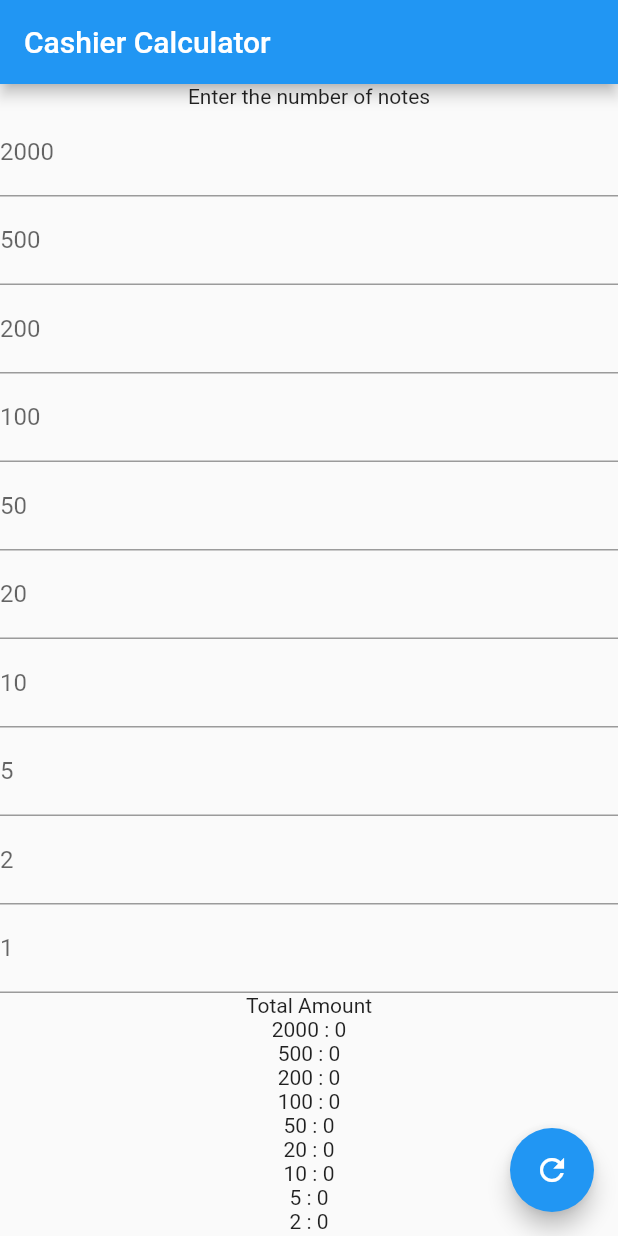
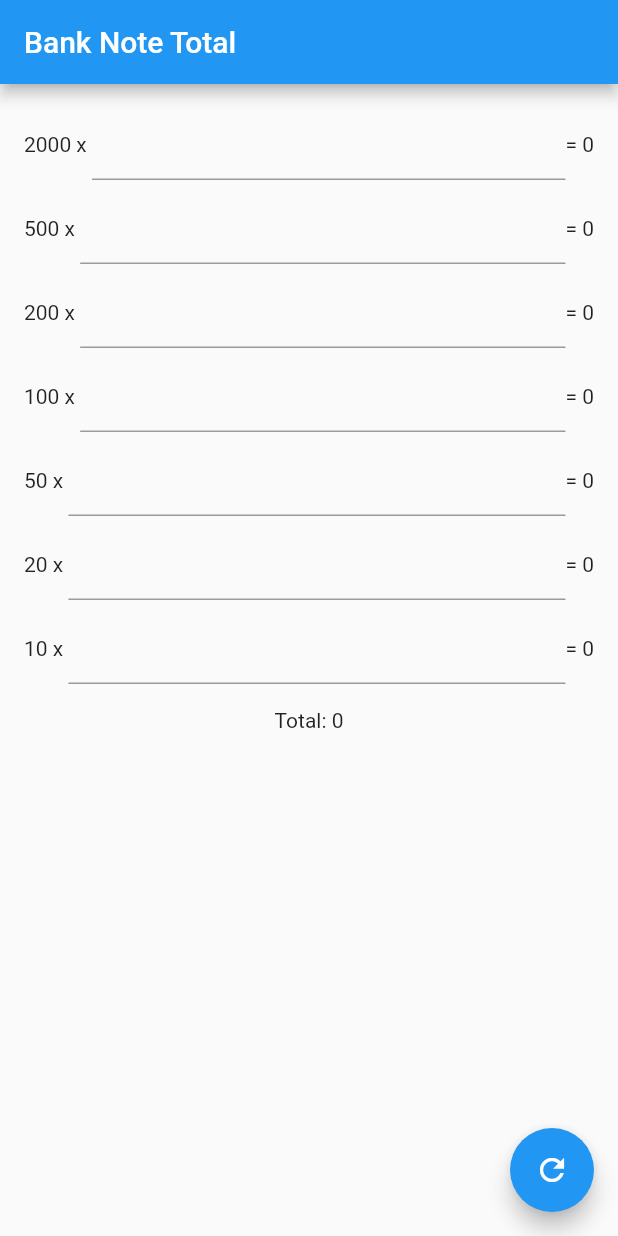
Before and after one commit to pardeep2690/tip_calculator, a Flutter app: the screen it shows after launch, after a tap on the "refresh" icon, on a phone screen of 412 x 824 dp. Run offline on Flutter 3.47's test engine with Material 2 defaults, Android fonts, the phone set to English and light mode, and no system bars.

Commit message:
some modofications

```diff
--- a/lib/main.dart
+++ b/lib/main.dart
@@ -1,4 +1,4 @@
-// ignore_for_file: non_constant_identifier_names
+// ignore_for_file: non_constant_identifier_names, library_private_types_in_public_api
 
 import 'package:flutter/material.dart';
 
@@ -6,232 +6,209 @@ void main() {
   runApp(MyApp());
 }
 
-class MyApp extends StatelessWidget {
+class MyApp extends StatefulWidget {
+  @override
+  _MyAppState createState() => _MyAppState();
+}
+
+class _MyAppState extends State<MyApp> {
+  int _total = 0;
+  final _2000Controller = TextEditingController();
+  final _500Controller = TextEditingController();
+  final _200Controller = TextEditingController();
+  final _100Controller = TextEditingController();
+  final _50Controller = TextEditingController();
+  final _20Controller = TextEditingController();
+  final _10Controller = TextEditingController();
+
+  void _refresh() {
+    setState(() {
+      _total = 0;
+      _2000Controller.clear();
+      _500Controller.clear();
+      _200Controller.clear();
+      _100Controller.clear();
+      _50Controller.clear();
+      _20Controller.clear();
+      _10Controller.clear();
+    });
+  }
+
+  void _updateTotal() {
+    setState(() {
+      _total = 0;
+      if (_2000Controller.text.isNotEmpty) {
+        _total += 2000 * int.parse(_2000Controller.text);
+      }
+      if (_500Controller.text.isNotEmpty) {
+        _total += 500 * int.parse(_500Controller.text);
+      }
+      if (_200Controller.text.isNotEmpty) {
+        _total += 200 * int.parse(_200Controller.text);
+      }
+      if (_100Controller.text.isNotEmpty) {
+        _total += 100 * int.parse(_100Controller.text);
+      }
+      if (_50Controller.text.isNotEmpty) {
+        _total += 50 * int.parse(_50Controller.text);
+      }
+      if (_20Controller.text.isNotEmpty) {
+        _total += 20 * int.parse(_20Controller.text);
+      }
+      if (_10Controller.text.isNotEmpty) {
+        _total += 10 * int.parse(_10Controller.text);
+      }
+    });
+  }
+
   @override
   Widget build(BuildContext context) {
     return MaterialApp(
-      title: 'Cashier Calculator',
-      theme: ThemeData(
-        primarySwatch: Colors.blue,
-        visualDensity: VisualDensity.adaptivePlatformDensity,
-      ),
-      home: CashierCalculator(),
-    );
-  }
-}
-
-class CashierCalculator extends StatefulWidget {
-  @override
-  _CashierCalculatorState createState() => _CashierCalculatorState();
-}
-
-class _CashierCalculatorState extends State<CashierCalculator> {
-  // ignore: non_constant_identifier_names
-  int _2000notes = 0;
-  int _500notes = 0;
-  int _200notes = 0;
-  int _100notes = 0;
-  int _50notes = 0;
-  int _20notes = 0;
-  int _10notes = 0;
-  int _5notes = 0;
-  int _2notes = 0;
-  int _1notes = 0;
-
-  @override
-  Widget build(BuildContext context) {
-    return Scaffold(
-      resizeToAvoidBottomInset: false,
+      home: Scaffold(
         appBar: AppBar(
-        title: const Text('Cashier Calculator'),
+          title: const Text('Bank Note Total'),
         ),
         body: SingleChildScrollView(
+          child: Padding(
+            padding: const EdgeInsets.all(16.0),
             child: Column(
+              mainAxisAlignment: MainAxisAlignment.center,
               children: [
-            const Text('Enter the number of notes'),
-            TextField(
-              keyboardType: TextInputType.number,
-              onChanged: (value) {
-                setState(() {
-                  _2000notes = int.parse(value);
-                });
-              },
-              decoration: const InputDecoration(labelText: '2000'),
-            ),
-            TextField(
-              keyboardType: TextInputType.number,
-              onChanged: (value) {
-                setState(() {
-                  _500notes = int.parse(value);
-                });
-              },
-              decoration: const InputDecoration(labelText: '500'),
-            ),
-            TextField(
-              keyboardType: TextInputType.number,
-              onChanged: (value) {
-                setState(() {
-                  _200notes = int.parse(value);
-                });
-              },
-              decoration: const InputDecoration(labelText: '200'),
-            ),
-            TextField(
-              keyboardType: TextInputType.number,
-              onChanged: (value) {
-                setState(() {
-                  _100notes = int.parse(value);
-                });
-              },
-              decoration: const InputDecoration(labelText: '100'),
-            ),
-            TextField(
-              keyboardType: TextInputType.number,
-              onChanged: (value) {
-                setState(() {
-                  _50notes = int.parse(value);
-                });
-              },
-              decoration: const InputDecoration(labelText: '50'),
-            ),
-            TextField(
-              keyboardType: TextInputType.number,
-              onChanged: (value) {
-                setState(() {
-                  _20notes = int.parse(value);
-                });
-              },
-              decoration: const InputDecoration(labelText: '20'),
-            ),
-            TextField(
-              keyboardType: TextInputType.number,
-              onChanged: (value) {
-                setState(() {
-                  _10notes = int.parse(value);
-                });
-              },
-              decoration: const InputDecoration(labelText: '10'),
-            ),
-            TextField(
-              keyboardType: TextInputType.number,
-              onChanged: (value) {
-                setState(() {
-                  _5notes = int.parse(value);
-                });
-              },
-              decoration: const InputDecoration(labelText: '5'),
-            ),
-            TextField(
-              keyboardType: TextInputType.number,
-              onChanged: (value) {
-                setState(() {
-                  _2notes = int.parse(value);
-                });
-              },
-              decoration: const InputDecoration(labelText: '2'),
-            ),
-            TextField(
-              keyboardType: TextInputType.number,
-              onChanged: (value) {
-                setState(() {
-                  _1notes = int.parse(value);
-                });
-              },
-              decoration: const InputDecoration(labelText: '1'),
-            ),
-            const Text('Total Amount'),
                 Row(
                   mainAxisAlignment: MainAxisAlignment.center,
                   children: [
-                const Text('2000 : '),
-                Text('${_2000notes * 2000}'),
+                    const Text('2000 x '),
+                    Expanded(
+                      child: TextField(
+                        textAlign: TextAlign.center,
+                        textInputAction: TextInputAction.next,
+                        controller: _2000Controller,
+                        onChanged: (value) => _updateTotal(),
+                        keyboardType: TextInputType.number,
+                      ),
+                    ),
+                    Text(
+                        '= ${_2000Controller.text.isNotEmpty ? 2000 * int.parse(_2000Controller.text) : 0}'),
                   ],
                 ),
+                const SizedBox(height: 8),
                 Row(
                   mainAxisAlignment: MainAxisAlignment.center,
                   children: [
-                const Text('500 : '),
-                Text('${_500notes * 500}'),
+                    const Text('500 x '),
+                    Expanded(
+                      child: TextField(
+                        textAlign: TextAlign.center,
+                        textInputAction: TextInputAction.next,
+                        controller: _500Controller,
+                        onChanged: (value) => _updateTotal(),
+                        keyboardType: TextInputType.number,
+                      ),
+                    ),
+                    Text(
+                        '= ${_500Controller.text.isNotEmpty ? 500 * int.parse(_500Controller.text) : 0}'),
                   ],
                 ),
+                const SizedBox(height: 8),
                 Row(
                   mainAxisAlignment: MainAxisAlignment.center,
                   children: [
-                const Text('200 : '),
-                Text('${_200notes * 200}'),
+                    const Text('200 x '),
+                    Expanded(
+                      child: TextField(
+                        textAlign: TextAlign.center,
+                        textInputAction: TextInputAction.next,
+                        controller: _200Controller,
+                        onChanged: (value) => _updateTotal(),
+                        keyboardType: TextInputType.number,
+                      ),
+                    ),
+                    Text(
+                        '= ${_200Controller.text.isNotEmpty ? 200 * int.parse(_200Controller.text) : 0}'),
                   ],
                 ),
+                const SizedBox(height: 8),
                 Row(
                   mainAxisAlignment: MainAxisAlignment.center,
                   children: [
-                const Text('100 : '),
-                Text('${_100notes * 100}'),
+                    const Text('100 x '),
+                    Expanded(
+                      child: TextField(
+                        textAlign: TextAlign.center,
+                        textInputAction: TextInputAction.next,
+                        controller: _100Controller,
+                        onChanged: (value) => _updateTotal(),
+                        keyboardType: TextInputType.number,
+                      ),
+                    ),
+                    Text(
+                        '= ${_100Controller.text.isNotEmpty ? 100 * int.parse(_100Controller.text) : 0}'),
                   ],
                 ),
+                const SizedBox(height: 8),
                 Row(
                   mainAxisAlignment: MainAxisAlignment.center,
                   children: [
-                const Text('50 : '),
-                Text('${_50notes * 50}'),
+                    const Text('50 x '),
+                    Expanded(
+                      child: TextField(
+                        textAlign: TextAlign.center,
+                        textInputAction: TextInputAction.next,
+                        controller: _50Controller,
+                        onChanged: (value) => _updateTotal(),
+                        keyboardType: TextInputType.number,
+                      ),
+                    ),
+                    Text(
+                        '= ${_50Controller.text.isNotEmpty ? 50 * int.parse(_50Controller.text) : 0}'),
                   ],
                 ),
+                const SizedBox(height: 8),
                 Row(
                   mainAxisAlignment: MainAxisAlignment.center,
                   children: [
-                const Text('20 : '),
-                Text('${_20notes * 20}'),
+                    const Text('20 x '),
+                    Expanded(
+                      child: TextField(
+                        textAlign: TextAlign.center,
+                        textInputAction: TextInputAction.next,
+                        controller: _20Controller,
+                        onChanged: (value) => _updateTotal(),
+                        keyboardType: TextInputType.number,
+                      ),
+                    ),
+                    Text(
+                        '= ${_20Controller.text.isNotEmpty ? 20 * int.parse(_20Controller.text) : 0}'),
                   ],
                 ),
+                const SizedBox(height: 8),
                 Row(
                   mainAxisAlignment: MainAxisAlignment.center,
                   children: [
-                const Text('10 : '),
-                Text('${_10notes * 10}'),
+                    const Text('10 x '),
+                    Expanded(
+                      child: TextField(
+                        textAlign: TextAlign.center,
+                        textInputAction: TextInputAction.done,
+                        controller: _10Controller,
+                        onChanged: (value) => _updateTotal(),
+                        keyboardType: TextInputType.number,
+                      ),
+                    ),
+                    Text(
+                        '= ${_10Controller.text.isNotEmpty ? 10 * int.parse(_10Controller.text) : 0}'),
                   ],
                 ),
-            Row(
-              mainAxisAlignment: MainAxisAlignment.center,
-              children: [
-                const Text('5 : '),
-                Text('${_5notes * 5}'),
-              ],
-            ),
-            Row(
-              mainAxisAlignment: MainAxisAlignment.center,
-              children: [
-                const Text('2 : '),
-                Text('${_2notes * 2}'),
-              ],
-            ),
-            Row(
-              mainAxisAlignment: MainAxisAlignment.center,
-              children: [
-                const Text('1 : '),
-                Text('${_1notes * 1}'),
-              ],
-            ),
-            const Text('Total Amount : '),
-            Text(
-                '${_2000notes * 2000 + _500notes * 500 + _200notes * 200 + _100notes * 100 + _50notes * 50 + _20notes * 20 + _10notes * 10 + _5notes * 5 + _2notes * 2 + _1notes * 1}'),
+                const SizedBox(height: 16),
+                Text('Total: $_total'),
               ],
             ),
           ),
+        ),
         floatingActionButton: FloatingActionButton(
-        onPressed: () {
-          setState(() {
-            _2000notes = 0;
-            _500notes = 0;
-            _200notes = 0;
-            _100notes = 0;
-            _50notes = 0;
-            _20notes = 0;
-            _10notes = 0;
-            _5notes = 0;
-            _2notes = 0;
-            _1notes = 0;
-          });
-        },
+          onPressed: _refresh,
           child: const Icon(Icons.refresh),
+        ),
       ),
     );
   }
```
Lines whose indentation alone changed are shown as unchanged.
